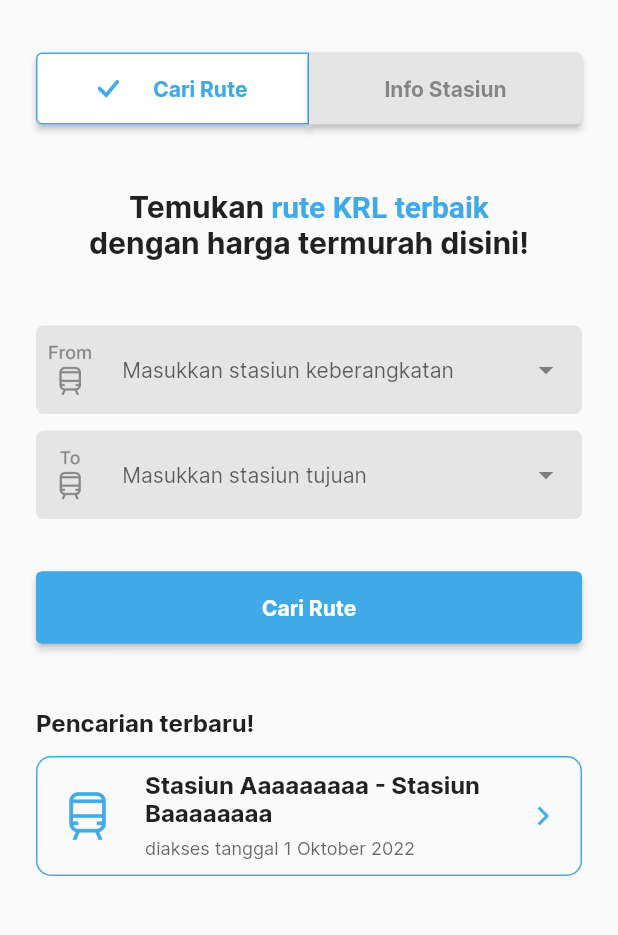
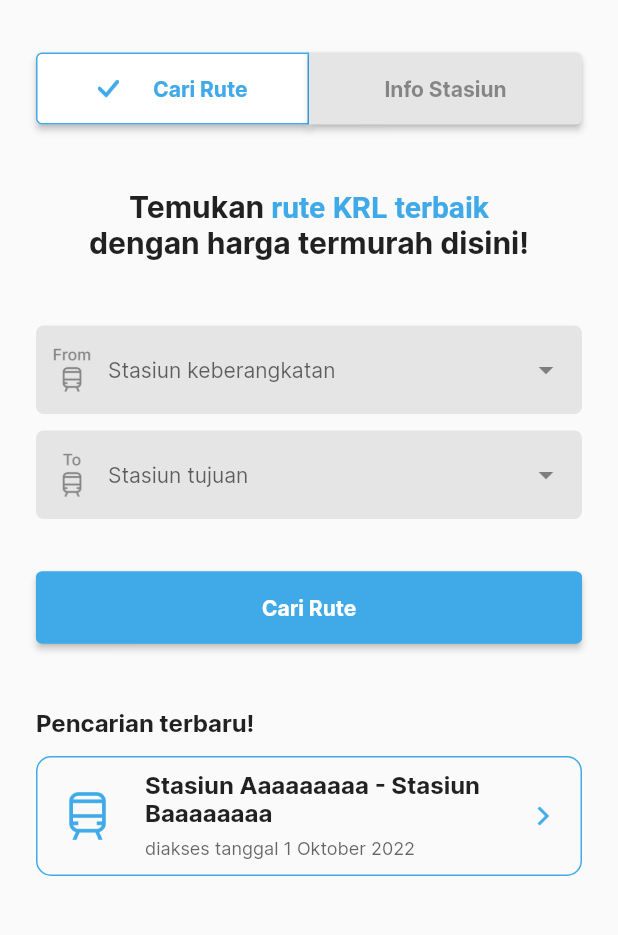
Before and after one commit to fullvelocity1/MPPL-Kel2, a Flutter app: the FindRoute screen opened directly, on a phone screen of 412 x 824 dp, the part 111-1046 px from its top. Run offline on Flutter 3.47's test engine with Material 2 defaults, Android fonts, the phone set to English and light mode, and no system bars; drawn by our look-alikes of dropdown_search; our stand-ins replace cloud_firestore, firebase_auth, firebase_core; accounts and stored records are empty.

Commit message:
update UI textfield 'cari rute'

```diff
--- a/lib/screens/cari_rute/find_route.dart
+++ b/lib/screens/cari_rute/find_route.dart
@@ -139,30 +139,7 @@ class _FindRouteState extends State<FindRoute> {
               child: Column(
                 children: [
                   // Stasiun Keberangkatan Form
-                  Row(crossAxisAlignment: CrossAxisAlignment.start, children: [
-                    Expanded(
-                      flex: 1,
-                      child: Container(
-                        height: 59,
-                        decoration: const BoxDecoration(
-                          color: Color.fromRGBO(37, 37, 37, 0.1),
-                          borderRadius: BorderRadius.only(
-                              topLeft: Radius.circular(5),
-                              bottomLeft: Radius.circular(5)),
-                        ),
-                        child: const Padding(
-                          padding: EdgeInsets.all(8.0),
-                          child: Image(
-                            height: 33,
-                            image: AssetImage(
-                                'assets/images/icon_departureSt.png'),
-                          ),
-                        ),
-                      ),
-                    ),
-                    Expanded(
-                      flex: 7,
-                      child: DropdownSearch<String>(
+                  DropdownSearch<String>(
                     validator: (value) {
                       if (value == null) {
                         return 'Silahkan masukkan stasiun keberangkatan';
@@ -182,22 +159,29 @@ class _FindRouteState extends State<FindRoute> {
                     //   "Stasiun F"
                     // ],
                     items: stationsToStName(),
-                        dropdownDecoratorProps: const DropDownDecoratorProps(
+                    dropdownDecoratorProps: DropDownDecoratorProps(
                       dropdownSearchDecoration: InputDecoration(
                         filled: true,
-                              fillColor: Color.fromRGBO(37, 37, 37, 0.1),
-                              hintText: "Masukkan stasiun keberangkatan",
+                        fillColor: const Color.fromRGBO(37, 37, 37, 0.1),
+                        hintText: "Stasiun keberangkatan",
                         hintStyle:
-                                  TextStyle(fontFamily: 'Inter', fontSize: 14),
+                            const TextStyle(fontFamily: 'Inter', fontSize: 14),
                         border: OutlineInputBorder(
-                                borderRadius: BorderRadius.only(
-                                    topRight: Radius.circular(5),
-                                    bottomRight: Radius.circular(5)),
-                                borderSide: BorderSide(
+                          borderRadius: BorderRadius.circular(5),
+                          borderSide: const BorderSide(
                             width: 0,
                             style: BorderStyle.none,
                           ),
-                              )),
+                        ),
+                        prefixIcon: const Padding(
+                          padding: EdgeInsets.all(8.0),
+                          child: Image(
+                            height: 33,
+                            image: AssetImage(
+                                'assets/images/icon_departureSt.png'),
+                          ),
+                        ),
+                      ),
                     ),
                     onChanged: (newvalue) {
                       setState(() {
@@ -205,34 +189,9 @@ class _FindRouteState extends State<FindRoute> {
                       });
                     },
                   ),
-                    ),
-                  ]),
                   const SizedBox(height: 11),
                   // Stasiun Tujuan Form
-                  Row(crossAxisAlignment: CrossAxisAlignment.start, children: [
-                    Expanded(
-                      flex: 1,
-                      child: Container(
-                        height: 59,
-                        decoration: const BoxDecoration(
-                          color: Color.fromRGBO(37, 37, 37, 0.1),
-                          borderRadius: BorderRadius.only(
-                              topLeft: Radius.circular(5),
-                              bottomLeft: Radius.circular(5)),
-                        ),
-                        child: const Padding(
-                          padding: EdgeInsets.all(11.0),
-                          child: Image(
-                            height: 33,
-                            image: AssetImage(
-                                'assets/images/icon_destinationSt.png'),
-                          ),
-                        ),
-                      ),
-                    ),
-                    Expanded(
-                      flex: 7,
-                      child: DropdownSearch<String>(
+                  DropdownSearch<String>(
                     validator: (value) {
                       if (value == null) {
                         return 'Silahkan masukkan stasiun tujuan';
@@ -252,22 +211,30 @@ class _FindRouteState extends State<FindRoute> {
                     //   "Stasiun F"
                     // ],
                     items: stationsToStName(),
-                        dropdownDecoratorProps: const DropDownDecoratorProps(
+                    dropdownDecoratorProps: DropDownDecoratorProps(
                       dropdownSearchDecoration: InputDecoration(
                         filled: true,
-                              fillColor: Color.fromRGBO(37, 37, 37, 0.1),
-                              hintText: "Masukkan stasiun tujuan",
+                        fillColor: const Color.fromRGBO(37, 37, 37, 0.1),
+                        hintText: "Stasiun tujuan",
                         hintStyle:
-                                  TextStyle(fontFamily: 'Inter', fontSize: 14),
+                            const TextStyle(fontFamily: 'Inter', fontSize: 14),
                         border: OutlineInputBorder(
-                                borderRadius: BorderRadius.only(
-                                    topRight: Radius.circular(5),
-                                    bottomRight: Radius.circular(5)),
-                                borderSide: BorderSide(
+                          borderRadius: BorderRadius.circular(5),
+                          borderSide: const BorderSide(
                             width: 0,
                             style: BorderStyle.none,
                           ),
-                              )),
+                        ),
+                        hintMaxLines: 2,
+                        prefixIcon: const Padding(
+                          padding: EdgeInsets.all(11.0),
+                          child: Image(
+                            height: 33,
+                            image: AssetImage(
+                                'assets/images/icon_destinationSt.png'),
+                          ),
+                        ),
+                      ),
                     ),
                     onChanged: (newvalue) {
                       setState(() {
@@ -275,8 +242,6 @@ class _FindRouteState extends State<FindRoute> {
                       });
                     },
                   ),
-                    ),
-                  ]),
                   const SizedBox(height: 35),
                   // "Cari Rute" Button
                   SizedBox(
```
Lines whose indentation alone changed are shown as unchanged.
